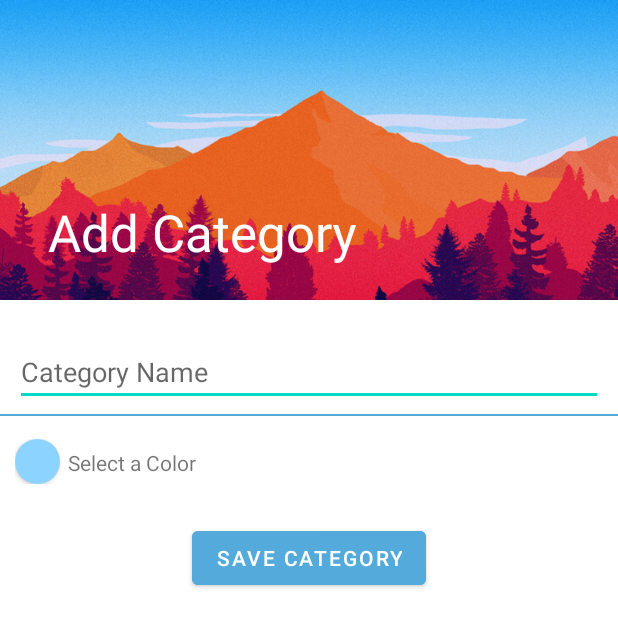
After one commit to Fachhochschule-Erfurt-BA5/MPE, an Android app: the layout activity_new_category.xml on its own in the app's theme, with its tools: preview values and no code run, on a phone screen of 412 x 824 dp. The commit adds this screen. Shown: the top 627 px of the screen. Run offline under Robolectric (Android 15) with nearby library versions, the phone set to English and light mode, and no system bars.

Commit message:
add a new category (layout + fragment) is added

```diff
--- /dev/null
+++ b/app/src/main/res/drawable-v24/category_butt.xml
@@ -0,0 +1,9 @@
+<?xml version="1.0" encoding="utf-8"?>
+<ripple xmlns:android="http://schemas.android.com/apk/res/android"
+        android:color="@color/white">
+    <item>
+        <shape android:shape="oval">
+            <solid android:color="@color/schadeBlue2"/>
+        </shape>
+    </item>
+</ripple>
--- /dev/null
+++ b/app/src/main/res/layout/activity_new_category.xml
@@ -0,0 +1,55 @@
+<?xml version="1.0" encoding="utf-8"?>
+<androidx.coordinatorlayout.widget.CoordinatorLayout xmlns:android="http://schemas.android.com/apk/res/android"
+    xmlns:app="http://schemas.android.com/apk/res-auto"
+    xmlns:tools="http://schemas.android.com/tools"
+    android:layout_width="match_parent"
+    android:layout_height="match_parent">
+
+    <com.google.android.material.appbar.AppBarLayout
+        android:id="@+id/appbar_category"
+        android:layout_width="match_parent"
+        android:layout_height="200dp"
+        android:theme="@style/AppTheme.AppBarOverlay">
+
+        <com.google.android.material.appbar.CollapsingToolbarLayout
+            android:layout_width="match_parent"
+            android:layout_height="match_parent"
+            android:fitsSystemWindows="true"
+            app:contentScrim="@color/primaryColor"
+            app:layout_scrollFlags="scroll|exitUntilCollapsed"
+            app:title="Add Category"
+            app:toolbarId="@+id/toolbar_category">
+
+            <RelativeLayout
+                android:layout_width="match_parent"
+                android:layout_height="200dp"
+                android:layout_gravity="bottom"
+                app:layout_collapseMode="pin"
+                app:layout_collapseParallaxMultiplier="0.7">
+
+                <ImageView
+                    android:id="@+id/app_bar_image_category"
+                    android:layout_width="match_parent"
+                    android:layout_height="match_parent"
+                    android:alpha="0.9"
+                    android:scaleType="centerCrop"
+                    android:src="@drawable/category_t1"
+                    android:contentDescription="@string/image_category" />
+            </RelativeLayout>
+
+            <androidx.appcompat.widget.Toolbar
+                android:id="@+id/toolbar_category"
+                android:layout_width="match_parent"
+                android:layout_height="?attr/actionBarSize"
+                app:layout_collapseMode="pin"
+                app:popupTheme="@style/AppTheme.PopupOverlay">
+
+            </androidx.appcompat.widget.Toolbar>
+
+        </com.google.android.material.appbar.CollapsingToolbarLayout>
+
+    </com.google.android.material.appbar.AppBarLayout>
+
+    <include layout="@layout/fragment_new_category" />
+
+</androidx.coordinatorlayout.widget.CoordinatorLayout>
--- /dev/null
+++ b/app/src/main/res/layout/fragment_new_category.xml
@@ -0,0 +1,87 @@
+<?xml version="1.0" encoding="utf-8"?>
+<androidx.core.widget.NestedScrollView xmlns:android="http://schemas.android.com/apk/res/android"
+    xmlns:app="http://schemas.android.com/apk/res-auto"
+    xmlns:tools="http://schemas.android.com/tools"
+    android:layout_width="match_parent"
+    android:layout_height="match_parent"
+    android:focusable="true"
+    android:focusableInTouchMode="true"
+    app:layout_behavior="@string/appbar_scrolling_view_behavior"
+    tools:showIn="@layout/activity_new_category">
+
+
+    <LinearLayout
+        android:layout_width="match_parent"
+        android:layout_height="wrap_content"
+        android:layout_marginTop="20dp"
+        android:orientation="vertical">
+
+        <RelativeLayout
+            android:layout_width="wrap_content"
+            android:layout_height="wrap_content">
+
+            <EditText
+                android:id="@+id/new_task_title"
+                android:layout_width="match_parent"
+                android:layout_height="wrap_content"
+                android:layout_marginLeft="10dp"
+                android:layout_marginTop="5dp"
+                android:layout_marginRight="10dp"
+                android:hint="@string/category_name"
+                android:inputType="text" />
+        </RelativeLayout>
+
+        <View
+            android:layout_width="match_parent"
+            android:layout_height="1dp"
+            android:layout_marginTop="5dp"
+            android:background="@color/primaryColor" />
+
+
+        <LinearLayout
+            android:layout_width="match_parent"
+            android:layout_height="wrap_content"
+            android:layout_marginLeft="10dp"
+            android:layout_marginTop="15dp"
+            android:layout_marginRight="10dp"
+            android:layout_marginBottom="5dp">
+
+            <ImageButton
+                android:id="@+id/color_category"
+                android:layout_width="30dp"
+                android:layout_height="30dp"
+                android:background="@drawable/category_butt"
+                android:checkable="true"
+                android:elevation="2dp"/>
+
+            <TextView
+                android:id="@+id/cat_select_color"
+                android:layout_width="wrap_content"
+                android:layout_height="wrap_content"
+                android:layout_marginTop="6dp"
+                android:layout_marginStart="5dp"
+                android:text="@string/select_a_color"/>
+
+
+        </LinearLayout>
+
+        <LinearLayout
+            android:layout_width="match_parent"
+            android:layout_height="wrap_content"
+            android:layout_marginTop="20dp"
+            android:gravity="center">
+
+            <Button
+                android:id="@+id/save_category"
+                android:layout_width="wrap_content"
+                android:layout_height="wrap_content"
+                android:text="@string/save_category"
+                android:backgroundTint="@color/primaryColor"
+                android:textColor="@color/white"/>
+
+        </LinearLayout>
+
+
+    </LinearLayout>
+
+</androidx.core.widget.NestedScrollView>
--- a/app/src/main/res/values/strings.xml
+++ b/app/src/main/res/values/strings.xml
@@ -21,4 +21,9 @@
     <string name="check_task">check_task</string>
     <string name="image_task">image_task</string>
     <string name="save_task">save Task</string>
+    <string name="category_name">Category Name</string>
+    <string name="save_category">save category</string>
+    <string name="select_color">Select Color</string>
+    <string name="select_a_color">Select a Color</string>
+    <string name="image_category">Image Category</string>
 </resources>
```
Also changed, not shown: app/src/main/res/drawable-v24/category_t1.png (added).
